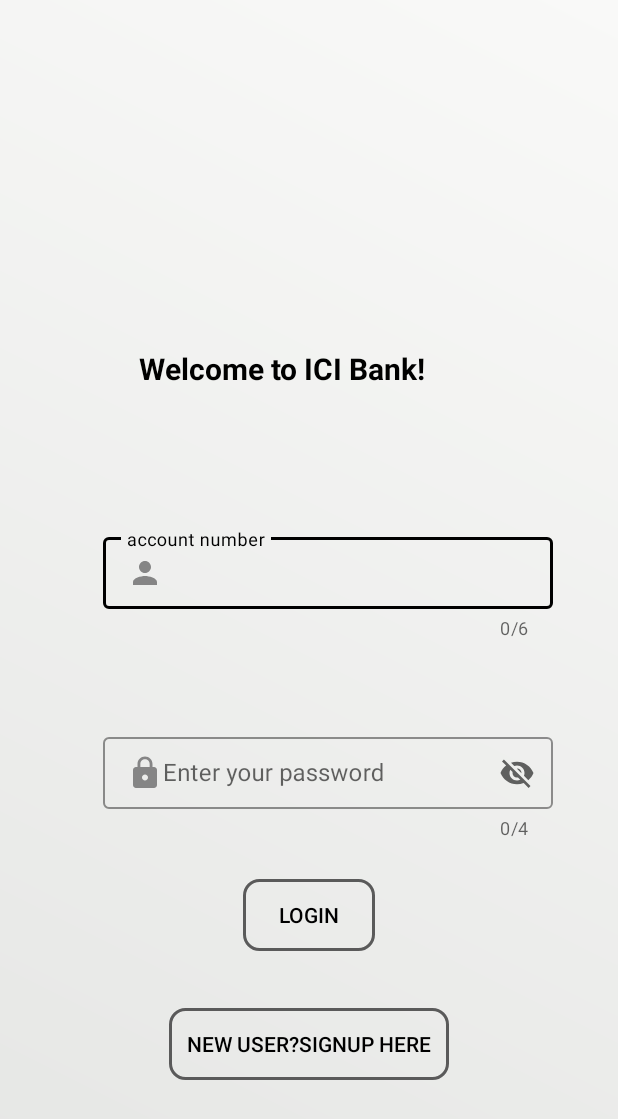
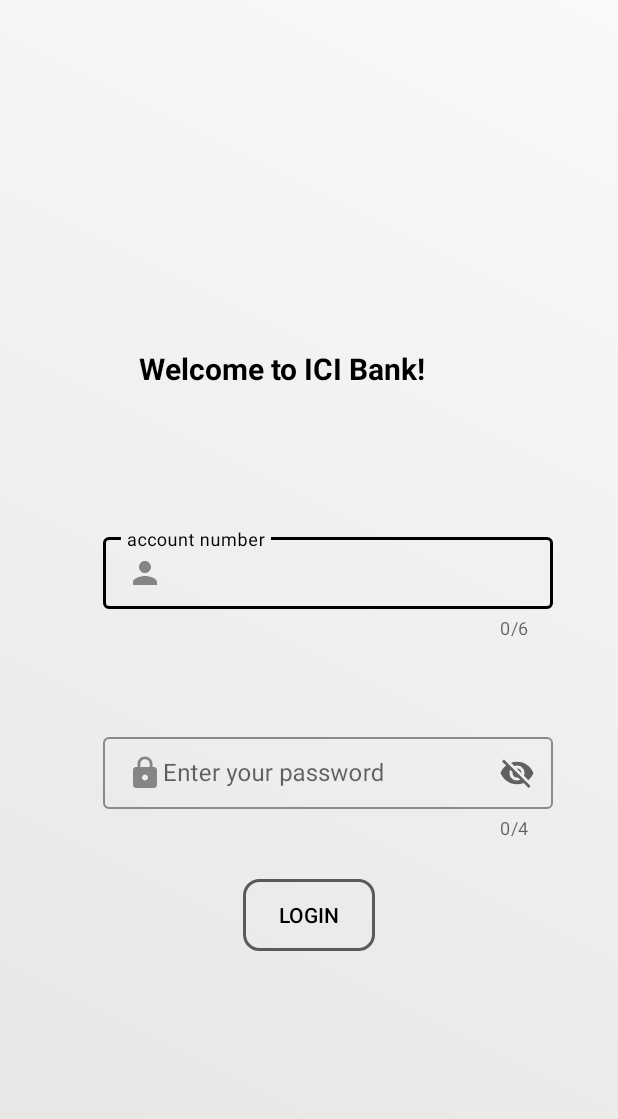
Before and after one commit to Aadhiarc/ATMUI, an Android app: the screen it shows after launch (loginActivity), on a phone screen of 412 x 824 dp. Shown: the top 1119 px of the screen. Run offline under Robolectric (Android 15) with nearby library versions, the phone set to English and light mode, and no system bars; 1 statement that could not run was skipped.

Commit message:
login and register finished 1

```diff
--- a/app/src/main/java/com/example/atmapp/loginActivity.java
+++ b/app/src/main/java/com/example/atmapp/loginActivity.java
@@ -54,7 +54,6 @@ public class loginActivity extends AppCompatActivity {
         laccountNumber = findViewById(R.id.login_accountNumber);
         laccountPin = findViewById(R.id.login_accountPin);
         login = findViewById(R.id.loginbtn);
-        back = findViewById(R.id.back_reg);
         sp = getSharedPreferences("localdb", MODE_PRIVATE);
         login.setOnClickListener(new View.OnClickListener() {
             @Override
--- a/app/src/main/res/layout/activity_login.xml
+++ b/app/src/main/res/layout/activity_login.xml
@@ -100,20 +100,6 @@
         app:layout_constraintVertical_bias="0.755"
         tools:ignore="MissingConstraints" />
 
-    <androidx.appcompat.widget.AppCompatButton
-        android:id="@+id/back_reg"
-        android:layout_width="wrap_content"
-        android:layout_height="wrap_content"
-        android:background="@drawable/gradient_btn"
-        android:padding="12dp"
-        android:text="New user?SignUP here"
-        android:textColor="@color/black"
-        app:layout_constraintBottom_toBottomOf="parent"
-        app:layout_constraintEnd_toEndOf="parent"
-        app:layout_constraintHorizontal_bias="0.501"
-        app:layout_constraintStart_toStartOf="parent"
-        app:layout_constraintTop_toTopOf="parent"
-        app:layout_constraintVertical_bias="0.866"
-        tools:ignore="MissingConstraints" />
+
 
 </androidx.constraintlayout.widget.ConstraintLayout>
```
